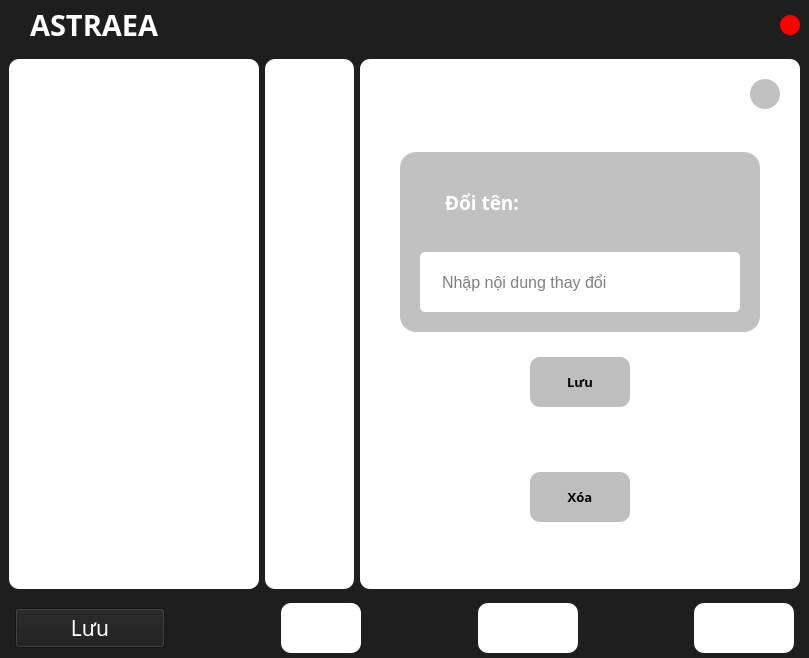
The window that UI_Files/Doc.ui (hoangm960/Astraea) describes before a commit, drawn with Qt 5.
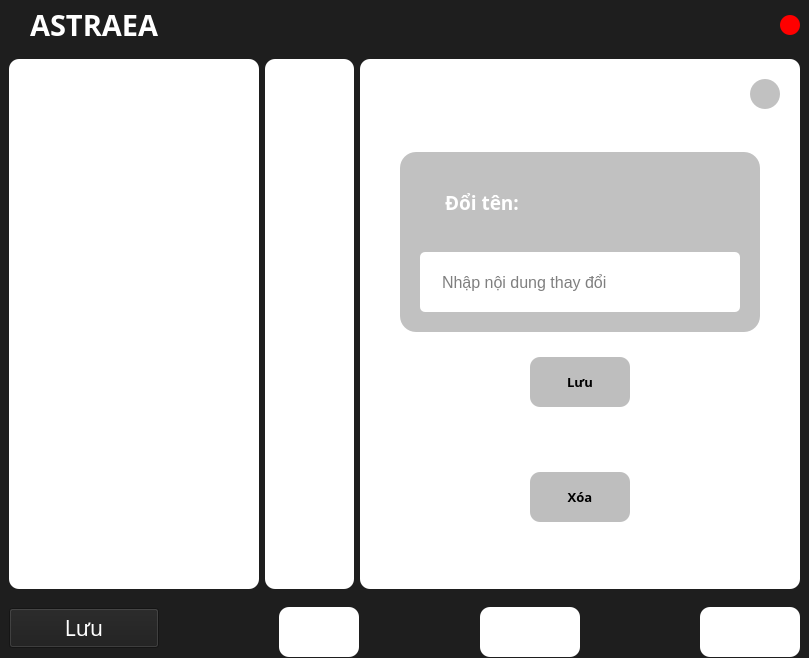
The same window after the commit. Icons and pictures are not drawn.

Commit message: student load doc fixed

```diff
--- a/UI_Files/Doc.ui
+++ b/UI_Files/Doc.ui
@@ -856,45 +856,6 @@
        <enum>QFrame::Raised</enum>
       </property>
       <layout class="QHBoxLayout" name="horizontalLayout_4">
-       <property name="spacing">
-        <number>0</number>
-       </property>
-       <property name="leftMargin">
-        <number>15</number>
-       </property>
-       <property name="topMargin">
-        <number>0</number>
-       </property>
-       <property name="rightMargin">
-        <number>15</number>
-       </property>
-       <property name="bottomMargin">
-        <number>0</number>
-       </property>
-       <item>
-        <widget class="QFrame" name="edit_btn_frame">
-         <property name="frameShape">
-          <enum>QFrame::StyledPanel</enum>
-         </property>
-         <property name="frameShadow">
-          <enum>QFrame::Raised</enum>
-         </property>
-         <layout class="QHBoxLayout" name="horizontalLayout_6">
-          <property name="spacing">
-           <number>0</number>
-          </property>
-          <property name="leftMargin">
-           <number>0</number>
-          </property>
-          <property name="topMargin">
-           <number>0</number>
-          </property>
-          <property name="rightMargin">
-           <number>0</number>
-          </property>
-          <property name="bottomMargin">
-           <number>0</number>
-          </property>
           <item>
            <widget class="QPushButton" name="SaveDocx">
             <property name="minimumSize">
@@ -944,7 +905,7 @@
             </property>
             <property name="sizeHint" stdset="0">
              <size>
-              <width>40</width>
+           <width>105</width>
               <height>20</height>
              </size>
             </property>
@@ -1010,7 +971,7 @@
             </property>
             <property name="sizeHint" stdset="0">
              <size>
-              <width>40</width>
+           <width>106</width>
               <height>20</height>
              </size>
             </property>
@@ -1061,40 +1022,13 @@
             </property>
             <property name="sizeHint" stdset="0">
              <size>
-              <width>40</width>
+           <width>105</width>
               <height>20</height>
              </size>
             </property>
            </spacer>
           </item>
-         </layout>
-        </widget>
-       </item>
-       <item alignment="Qt::AlignHCenter">
-        <widget class="QFrame" name="frame_3">
-         <property name="frameShape">
-          <enum>QFrame::StyledPanel</enum>
-         </property>
-         <property name="frameShadow">
-          <enum>QFrame::Raised</enum>
-         </property>
-         <layout class="QHBoxLayout" name="horizontalLayout_7">
-          <property name="spacing">
-           <number>0</number>
-          </property>
-          <property name="leftMargin">
-           <number>0</number>
-          </property>
-          <property name="topMargin">
-           <number>0</number>
-          </property>
-          <property name="rightMargin">
-           <number>0</number>
-          </property>
-          <property name="bottomMargin">
-           <number>0</number>
-          </property>
-          <item alignment="Qt::AlignHCenter">
+       <item>
            <widget class="QPushButton" name="load_btn">
             <property name="minimumSize">
              <size>
@@ -1138,9 +1072,6 @@
               <height>60</height>
              </size>
             </property>
-           </widget>
-          </item>
-         </layout>
         </widget>
        </item>
       </layout>
```
Lines whose indentation alone changed are shown as unchanged. The commit also changes 1 other file.
